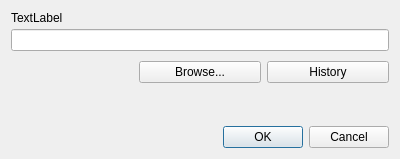
The window that GUI/Qt/Windows/SimpleFileDialogWithHistory.ui (pyushkevich/itksnap) describes before a commit, drawn with Qt 5.
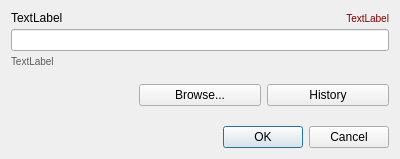
The same window after the commit.

Diff of the .ui file:
```diff
--- a/GUI/Qt/Windows/SimpleFileDialogWithHistory.ui
+++ b/GUI/Qt/Windows/SimpleFileDialogWithHistory.ui
@@ -22,6 +22,36 @@
    <property name="verticalSpacing">
     <number>4</number>
    </property>
+   <item row="2" column="0" colspan="3">
+    <widget class="QLineEdit" name="inFilename"/>
+   </item>
+   <item row="6" column="1">
+    <spacer name="verticalSpacer">
+     <property name="orientation">
+      <enum>Qt::Vertical</enum>
+     </property>
+     <property name="sizeHint" stdset="0">
+      <size>
+       <width>20</width>
+       <height>40</height>
+      </size>
+     </property>
+    </spacer>
+   </item>
+   <item row="5" column="2">
+    <widget class="QPushButton" name="btnHistory">
+     <property name="text">
+      <string>History</string>
+     </property>
+    </widget>
+   </item>
+   <item row="5" column="1">
+    <widget class="QPushButton" name="btnBrowse">
+     <property name="text">
+      <string>Browse...</string>
+     </property>
+    </widget>
+   </item>
    <item row="0" column="0">
     <widget class="QLabel" name="label">
      <property name="text">
@@ -29,7 +59,7 @@
      </property>
     </widget>
    </item>
-   <item row="6" column="0" colspan="3">
+   <item row="7" column="0" colspan="3">
     <widget class="QDialogButtonBox" name="buttonBox">
      <property name="orientation">
       <enum>Qt::Horizontal</enum>
@@ -39,37 +69,7 @@
      </property>
     </widget>
    </item>
-   <item row="4" column="1">
-    <widget class="QPushButton" name="btnBrowse">
-     <property name="text">
-      <string>Browse...</string>
-     </property>
-    </widget>
-   </item>
-   <item row="4" column="2">
-    <widget class="QPushButton" name="btnHistory">
-     <property name="text">
-      <string>History</string>
-     </property>
-    </widget>
-   </item>
-   <item row="2" column="0" colspan="3">
-    <widget class="QLineEdit" name="inFilename"/>
-   </item>
-   <item row="5" column="1">
-    <spacer name="verticalSpacer">
-     <property name="orientation">
-      <enum>Qt::Vertical</enum>
-     </property>
-     <property name="sizeHint" stdset="0">
-      <size>
-       <width>20</width>
-       <height>40</height>
-      </size>
-     </property>
-    </spacer>
-   </item>
-   <item row="3" column="1">
+   <item row="4" column="0">
     <spacer name="verticalSpacer_2">
      <property name="orientation">
       <enum>Qt::Vertical</enum>
@@ -80,11 +80,40 @@
      <property name="sizeHint" stdset="0">
       <size>
        <width>20</width>
-       <height>6</height>
+       <height>12</height>
       </size>
      </property>
     </spacer>
    </item>
+   <item row="3" column="0" colspan="3">
+    <widget class="QLabel" name="outSavePath">
+     <property name="styleSheet">
+      <string notr="true">font-size:10px; color: rgb(91, 91, 91);</string>
+     </property>
+     <property name="text">
+      <string>TextLabel</string>
+     </property>
+     <property name="wordWrap">
+      <bool>true</bool>
+     </property>
+    </widget>
+   </item>
+   <item row="0" column="1" colspan="2">
+    <widget class="QLabel" name="outError">
+     <property name="styleSheet">
+      <string notr="true">font-size:10px; color: #7f0000;	</string>
+     </property>
+     <property name="text">
+      <string>TextLabel</string>
+     </property>
+     <property name="alignment">
+      <set>Qt::AlignRight|Qt::AlignTrailing|Qt::AlignVCenter</set>
+     </property>
+     <property name="wordWrap">
+      <bool>true</bool>
+     </property>
+    </widget>
+   </item>
   </layout>
  </widget>
  <resources/>
```
Left out of the diff: 13 changed lines with no effect on the pictures.
